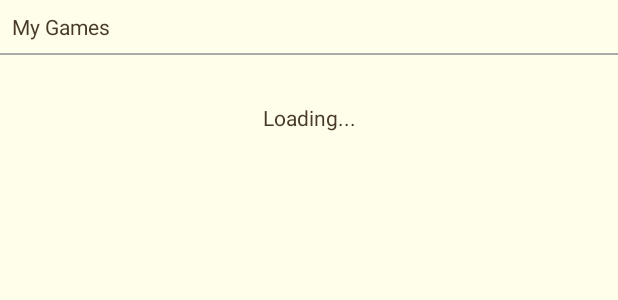
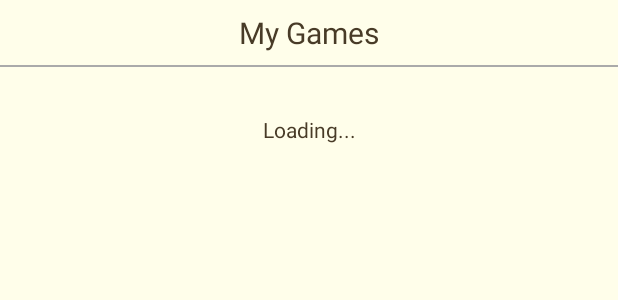
Before and after one commit to ryanmcalpin/exquisite, an Android app: the layout activity_user_games.xml on its own in the app's theme, with its tools: preview values and no code run, on a phone screen of 412 x 824 dp. Shown: the top 300 px of the screen. Run offline under Robolectric (Android 15) with nearby library versions, the phone set to English and light mode, and no system bars.

Commit message:
change recyclerview spacing, change mat icon color

```diff
--- a/app/src/main/res/drawable/ic_clear_black_24dp.xml
+++ b/app/src/main/res/drawable/ic_clear_black_24dp.xml
@@ -4,6 +4,6 @@
         android:viewportWidth="24.0"
         android:viewportHeight="24.0">
     <path
-        android:fillColor="#FF000000"
+        android:fillColor="@color/cursorHandles"
         android:pathData="M19,6.41L17.59,5 12,10.59 6.41,5 5,6.41 10.59,12 5,17.59 6.41,19 12,13.41 17.59,19 19,17.59 13.41,12z"/>
 </vector>
--- a/app/src/main/res/drawable/ic_done_black_24dp.xml
+++ b/app/src/main/res/drawable/ic_done_black_24dp.xml
@@ -4,6 +4,6 @@
         android:viewportWidth="24.0"
         android:viewportHeight="24.0">
     <path
-        android:fillColor="#FF000000"
+        android:fillColor="@color/cursorHandles"
         android:pathData="M9,16.2L4.8,12l-1.4,1.4L9,19 21,7l-1.4,-1.4L9,16.2z"/>
 </vector>
--- a/app/src/main/res/drawable/ic_share_black_24dp.xml
+++ b/app/src/main/res/drawable/ic_share_black_24dp.xml
@@ -4,6 +4,6 @@
         android:viewportWidth="24.0"
         android:viewportHeight="24.0">
     <path
-        android:fillColor="#FF000000"
+        android:fillColor="@color/cursorHandles"
         android:pathData="M18,16.08c-0.76,0 -1.44,0.3 -1.96,0.77L8.91,12.7c0.05,-0.23 0.09,-0.46 0.09,-0.7s-0.04,-0.47 -0.09,-0.7l7.05,-4.11c0.54,0.5 1.25,0.81 2.04,0.81 1.66,0 3,-1.34 3,-3s-1.34,-3 -3,-3 -3,1.34 -3,3c0,0.24 0.04,0.47 0.09,0.7L8.04,9.81C7.5,9.31 6.79,9 6,9c-1.66,0 -3,1.34 -3,3s1.34,3 3,3c0.79,0 1.5,-0.31 2.04,-0.81l7.12,4.16c-0.05,0.21 -0.08,0.43 -0.08,0.65 0,1.61 1.31,2.92 2.92,2.92 1.61,0 2.92,-1.31 2.92,-2.92s-1.31,-2.92 -2.92,-2.92z"/>
 </vector>
--- a/app/src/main/res/layout/activity_user_games.xml
+++ b/app/src/main/res/layout/activity_user_games.xml
@@ -9,12 +9,15 @@
 
     <TextView
         android:id="@+id/listTitleView"
-        android:layout_width="0dp"
+        android:layout_width="wrap_content"
         android:layout_height="wrap_content"
+        android:layout_marginEnd="8dp"
         android:layout_marginLeft="8dp"
         android:layout_marginRight="8dp"
+        android:layout_marginStart="8dp"
         android:layout_marginTop="8dp"
         android:text="My Games"
+        android:textSize="20sp"
         app:layout_constraintLeft_toLeftOf="parent"
         app:layout_constraintRight_toRightOf="parent"
         app:layout_constraintTop_toTopOf="parent" />
@@ -23,8 +26,6 @@
         android:id="@+id/view"
         android:layout_width="0dp"
         android:layout_height="1dp"
-        android:layout_marginLeft="0dp"
-        android:layout_marginRight="0dp"
         android:layout_marginTop="8dp"
         android:background="@android:color/darker_gray"
         app:layout_constraintHorizontal_bias="0.0"
@@ -36,8 +37,10 @@
         android:id="@+id/statusView"
         android:layout_width="wrap_content"
         android:layout_height="wrap_content"
+        android:layout_marginEnd="8dp"
         android:layout_marginLeft="8dp"
         android:layout_marginRight="8dp"
+        android:layout_marginStart="8dp"
         android:layout_marginTop="32dp"
         android:text="Loading..."
         app:layout_constraintLeft_toLeftOf="parent"
@@ -48,7 +51,11 @@
         android:id="@+id/recyclerView"
         android:layout_width="0dp"
         android:layout_height="0dp"
+        android:layout_marginBottom="0dp"
         android:layout_marginTop="0dp"
+        android:clipToPadding="false"
+        android:paddingTop="6dp"
+        android:paddingBottom="6dp"
         app:layout_constraintBottom_toBottomOf="parent"
         app:layout_constraintHorizontal_bias="1.0"
         app:layout_constraintLeft_toLeftOf="parent"
--- a/app/src/main/res/layout/game_list_item.xml
+++ b/app/src/main/res/layout/game_list_item.xml
@@ -4,8 +4,8 @@
     xmlns:tools="http://schemas.android.com/tools"
     android:layout_width="match_parent"
     android:layout_height="wrap_content"
-    android:layout_marginTop="4dp"
-    android:layout_marginBottom="4dp"
+    android:layout_marginTop="5dp"
+    android:layout_marginBottom="5dp"
     android:layout_marginStart="8dp"
     android:layout_marginLeft="8dp"
     android:layout_marginEnd="8dp"
--- a/app/src/main/res/layout/invite_list_item.xml
+++ b/app/src/main/res/layout/invite_list_item.xml
@@ -4,12 +4,12 @@
     xmlns:tools="http://schemas.android.com/tools"
     android:layout_width="match_parent"
     android:layout_height="wrap_content"
-    android:layout_marginBottom="4dp"
+    android:layout_marginBottom="5dp"
     android:layout_marginEnd="8dp"
     android:layout_marginLeft="8dp"
     android:layout_marginRight="8dp"
     android:layout_marginStart="8dp"
-    android:layout_marginTop="4dp"
+    android:layout_marginTop="5dp"
     android:background="@color/bgListItem"
     tools:layout_editor_absoluteX="0dp"
     tools:layout_editor_absoluteY="0dp">
```
